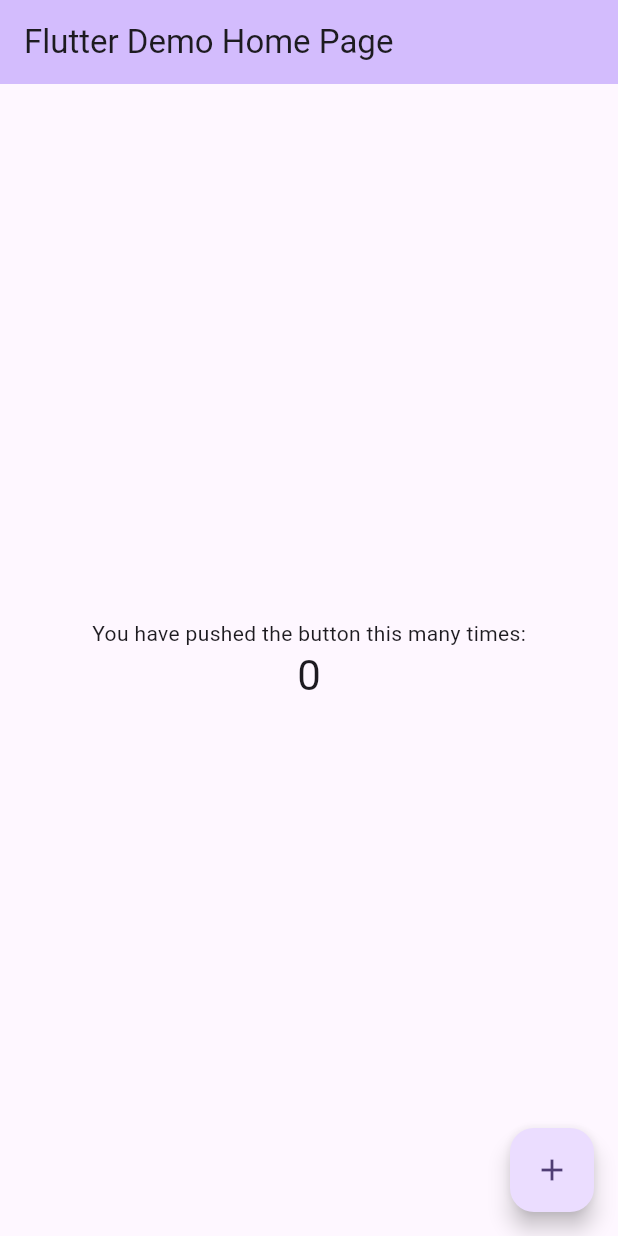
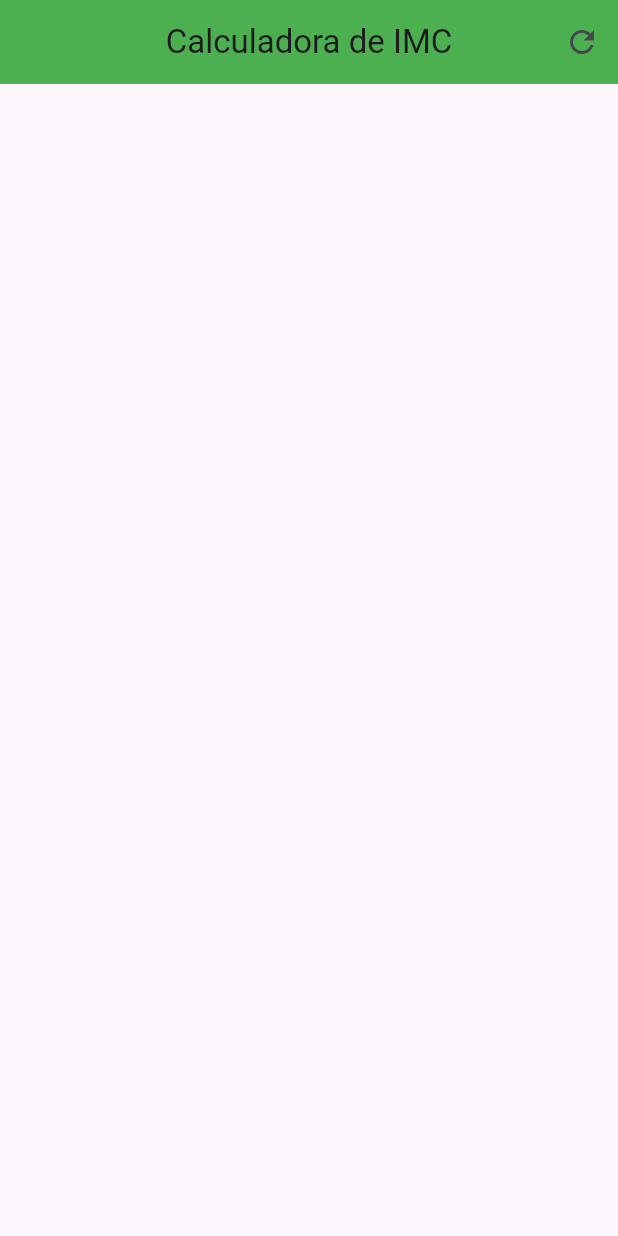
Before and after one commit to iraponan/calculadora_imc, a Flutter app: the screen it shows after launch, on a phone screen of 412 x 824 dp. Run offline on Flutter 3.47's test engine with Material 3 defaults, Android fonts, the phone set to English and light mode, and no system bars.

Commit message:
Criando o AppBar.

```diff
--- a/lib/main.dart
+++ b/lib/main.dart
@@ -1,125 +1,36 @@
 import 'package:flutter/material.dart';
 
 void main() {
-  runApp(const MyApp());
+  runApp(
+    const MaterialApp(
+      home: Home(),
+      debugShowCheckedModeBanner: false,
+    ),
+  );
 }
 
-class MyApp extends StatelessWidget {
-  const MyApp({super.key});
+class Home extends StatefulWidget {
+  const Home({super.key});
 
-  // This widget is the root of your application.
+  @override
+  State<Home> createState() => _HomeState();
+}
+
+class _HomeState extends State<Home> {
   @override
   Widget build(BuildContext context) {
-    return MaterialApp(
-      title: 'Flutter Demo',
-      theme: ThemeData(
-        // This is the theme of your application.
-        //
-        // TRY THIS: Try running your application with "flutter run". You'll see
-        // the application has a purple toolbar. Then, without quitting the app,
-        // try changing the seedColor in the colorScheme below to Colors.green
-        // and then invoke "hot reload" (save your changes or press the "hot
-        // reload" button in a Flutter-supported IDE, or press "r" if you used
-        // the command line to start the app).
-        //
-        // Notice that the counter didn't reset back to zero; the application
-        // state is not lost during the reload. To reset the state, use hot
-        // restart instead.
-        //
-        // This works for code too, not just values: Most code changes can be
-        // tested with just a hot reload.
-        colorScheme: ColorScheme.fromSeed(seedColor: Colors.deepPurple),
-        useMaterial3: true,
+    return Scaffold(
+      appBar: AppBar(
+        title: const Text('Calculadora de IMC'),
+        centerTitle: true,
+        backgroundColor: Colors.green,
+        actions: [
+          IconButton(
+            onPressed: () {},
+            icon: const Icon(Icons.refresh),
+          )
+        ],
       ),
-      home: const MyHomePage(title: 'Flutter Demo Home Page'),
     );
   }
 }
-
-class MyHomePage extends StatefulWidget {
-  const MyHomePage({super.key, required this.title});
-
-  // This widget is the home page of your application. It is stateful, meaning
-  // that it has a State object (defined below) that contains fields that affect
-  // how it looks.
-
-  // This class is the configuration for the state. It holds the values (in this
-  // case the title) provided by the parent (in this case the App widget) and
-  // used by the build method of the State. Fields in a Widget subclass are
-  // always marked "final".
-
-  final String title;
-
-  @override
-  State<MyHomePage> createState() => _MyHomePageState();
-}
-
-class _MyHomePageState extends State<MyHomePage> {
-  int _counter = 0;
-
-  void _incrementCounter() {
-    setState(() {
-      // This call to setState tells the Flutter framework that something has
-      // changed in this State, which causes it to rerun the build method below
-      // so that the display can reflect the updated values. If we changed
-      // _counter without calling setState(), then the build method would not be
-      // called again, and so nothing would appear to happen.
-      _counter++;
-    });
-  }
-
-  @override
-  Widget build(BuildContext context) {
-    // This method is rerun every time setState is called, for instance as done
-    // by the _incrementCounter method above.
-    //
-    // The Flutter framework has been optimized to make rerunning build methods
-    // fast, so that you can just rebuild anything that needs updating rather
-    // than having to individually change instances of widgets.
-    return Scaffold(
-      appBar: AppBar(
-        // TRY THIS: Try changing the color here to a specific color (to
-        // Colors.amber, perhaps?) and trigger a hot reload to see the AppBar
-        // change color while the other colors stay the same.
-        backgroundColor: Theme.of(context).colorScheme.inversePrimary,
-        // Here we take the value from the MyHomePage object that was created by
-        // the App.build method, and use it to set our appbar title.
-        title: Text(widget.title),
-      ),
-      body: Center(
-        // Center is a layout widget. It takes a single child and positions it
-        // in the middle of the parent.
-        child: Column(
-          // Column is also a layout widget. It takes a list of children and
-          // arranges them vertically. By default, it sizes itself to fit its
-          // children horizontally, and tries to be as tall as its parent.
-          //
-          // Column has various properties to control how it sizes itself and
-          // how it positions its children. Here we use mainAxisAlignment to
-          // center the children vertically; the main axis here is the vertical
-          // axis because Columns are vertical (the cross axis would be
-          // horizontal).
-          //
-          // TRY THIS: Invoke "debug painting" (choose the "Toggle Debug Paint"
-          // action in the IDE, or press "p" in the console), to see the
-          // wireframe for each widget.
-          mainAxisAlignment: MainAxisAlignment.center,
-          children: <Widget>[
-            const Text(
-              'You have pushed the button this many times:',
-            ),
-            Text(
-              '$_counter',
-              style: Theme.of(context).textTheme.headlineMedium,
-            ),
-          ],
-        ),
-      ),
-      floatingActionButton: FloatingActionButton(
-        onPressed: _incrementCounter,
-        tooltip: 'Increment',
-        child: const Icon(Icons.add),
-      ), // This trailing comma makes auto-formatting nicer for build methods.
-    );
-  }
-}
```
Also changed, not shown: 1 other file.
